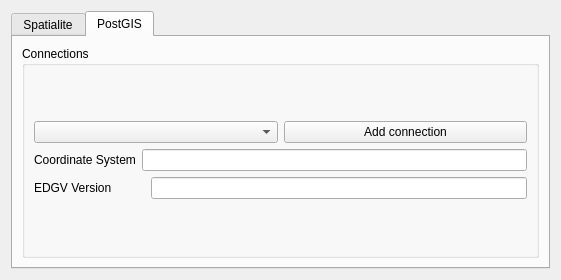
This is CustomWidgets/connectionWidget.ui in dsgoficial/DsgTools as Qt 5 draws it before an edit. The edited form follows.
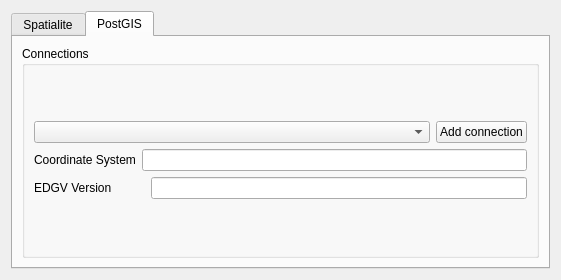
This is the edited form. The open tabs and pages were chosen to show the change.

Patch:
```diff
--- a/CustomWidgets/connectionWidget.ui
+++ b/CustomWidgets/connectionWidget.ui
@@ -147,6 +147,12 @@
               </item>
               <item>
                <widget class="QPushButton" name="addConnectionButton">
+                <property name="sizePolicy">
+                 <sizepolicy hsizetype="Fixed" vsizetype="Fixed">
+                  <horstretch>0</horstretch>
+                  <verstretch>0</verstretch>
+                 </sizepolicy>
+                </property>
                 <property name="text">
                  <string>Add connection</string>
                 </property>
```
Left out of the diff: 2 changed lines with no effect on the pictures.
